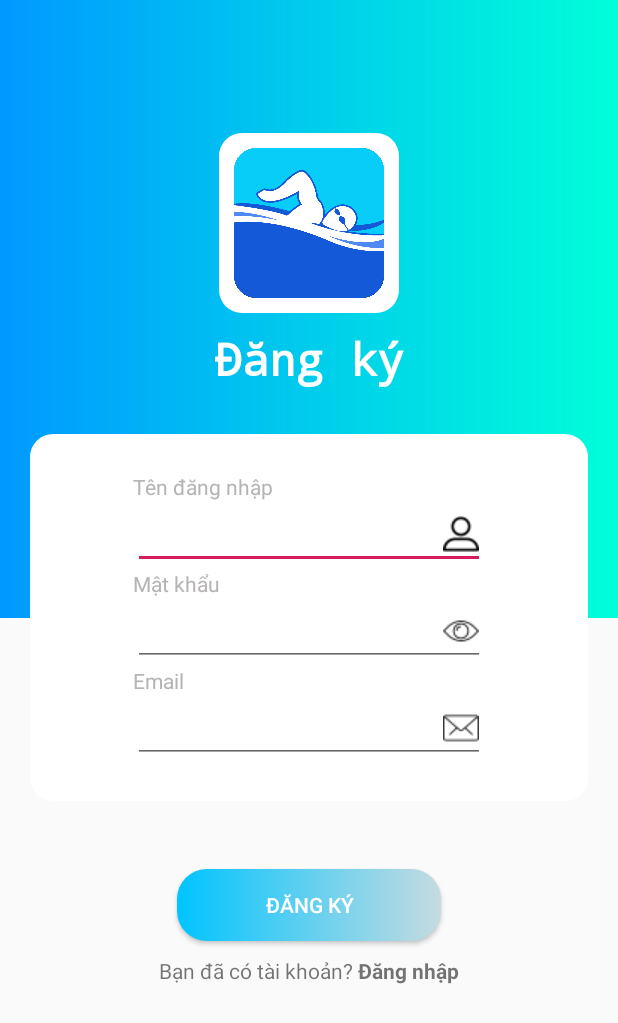
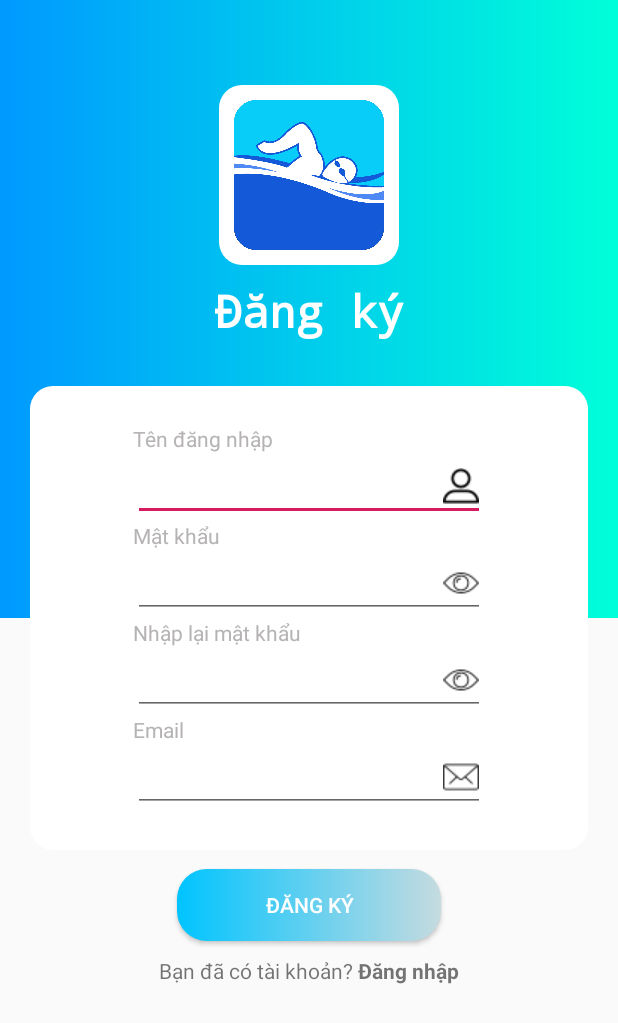
Before and after one commit to kalylenny/DemoSwimmingGo, an Android app: the Register screen opened directly, with no data from a screen before it, after a tap on "ĐĂNG KÝ", on a phone screen of 412 x 824 dp. Shown: the top 1023 px of the screen. Run offline under Robolectric (Android 15) with nearby library versions, the phone set to English and light mode, and no system bars; libraries missing offline, so code that uses them is left out: com.androidnetworking, com.androidnetworking.error, com.androidnetworking.interfaces; 1 statement that could not run was skipped.

Commit message:
App-Register

```diff
--- a/app/src/main/java/com/example/swimminggo/constant/URLConstant.java
+++ b/app/src/main/java/com/example/swimminggo/constant/URLConstant.java
@@ -3,6 +3,7 @@ package com.example.swimminggo.constant;
 public class URLConstant {
     public String mainUrl = "http://ec2-13-229-83-241.ap-southeast-1.compute.amazonaws.com";
     public String URL_LOGIN = mainUrl + "/api/public/login";
+    public String URL_REGISTER = mainUrl +"/api/public/register";
 
     private static URLConstant ourInstance;
 
--- a/app/src/main/java/com/example/swimminggo/presenter/LoginPresenter.java
+++ b/app/src/main/java/com/example/swimminggo/presenter/LoginPresenter.java
@@ -1,6 +1,4 @@
 package com.example.swimminggo.presenter;
-
-import com.example.swimminggo.models.User;
 
 public interface LoginPresenter {
     void onLogin(String username, String password);
--- a/app/src/main/java/com/example/swimminggo/presenter/RegisterPresenter.java
+++ b/app/src/main/java/com/example/swimminggo/presenter/RegisterPresenter.java
@@ -1,5 +1,6 @@
 package com.example.swimminggo.presenter;
 
 public interface RegisterPresenter {
-    public void onRegister(String username, String password);
+    public void onRegister(String username, String password, String email);
+    public void validateForm(String username, String password, String rePassword, String email);
 }
--- a/app/src/main/java/com/example/swimminggo/presenter/presenterImpl/RegisterPresenterImpl.java
+++ b/app/src/main/java/com/example/swimminggo/presenter/presenterImpl/RegisterPresenterImpl.java
@@ -1,21 +1,95 @@
 package com.example.swimminggo.presenter.presenterImpl;
 
 import com.androidnetworking.AndroidNetworking;
+import com.androidnetworking.error.ANError;
+import com.androidnetworking.interfaces.JSONObjectRequestListener;
+import com.example.swimminggo.constant.URLConstant;
 import com.example.swimminggo.presenter.RegisterPresenter;
 import com.example.swimminggo.view.Register;
+
+import org.json.JSONException;
+import org.json.JSONObject;
 
 public class RegisterPresenterImpl implements RegisterPresenter {
 
     Register register;
 
-    public RegisterPresenterImpl(Register register){
+    public RegisterPresenterImpl(Register register) {
         this.register = register;
         AndroidNetworking.initialize(register.getApplicationContext());
     }
 
     @Override
-    public void onRegister(String username, String password) {
+    public void onRegister(String username, String password, String email) {
+        final JSONObject registerObject = registerObject(username, password, email);
+        AndroidNetworking.post(URLConstant.getInstance().URL_REGISTER)
+                .addJSONObjectBody(registerObject)
+                .build()
+                .getAsJSONObject(new JSONObjectRequestListener() {
+                    @Override
+                    public void onResponse(JSONObject response) {
+                        try {
+                            if (response.getBoolean("success")) {
+                                register.doRegister(true, "Đăng ký thành công");
+                            } else {
+                                register.doRegister(false, response.getString("message"));
+                            }
+                        } catch (JSONException e) {
+                            e.printStackTrace();
+                        }
+                    }
 
+                    @Override
+                    public void onError(ANError anError) {
+
+                    }
+                });
+    }
+
+    @Override
+    public void validateForm(String username, String password, String rePassword, String email) {
+        if (!checkUsername(username)) {
+            register.doRegister(false, "Tên đăng nhập không hợp lệ");
+            return;
+        } else if (!checkPassword(password)) {
+            register.doRegister(false, "Mật khẩu không hợp lệ");
+            return;
+        } else if (!checkRepassword(password, rePassword)) {
+            register.doRegister(false, "Mật khẩu không trùng");
+            return;
+        } else if (!checkEmail(email)) {
+            register.doRegister(false, "Email không đúng");
+            return;
+        }
+        onRegister(username, password, email);
+    }
+
+    private boolean checkUsername(String username){
+        return !username.equals("");
+    }
+
+    private boolean checkPassword(String password){
+        return !password.equals("");
+    }
+
+    private boolean checkRepassword(String password, String rePassword){
+        return password.equals(rePassword);
+    }
+
+    private boolean checkEmail(String email){
+        return email.contains("@");
+    }
+
+    public JSONObject registerObject(String username, String password, String email) {
+        JSONObject result = new JSONObject();
+        try {
+            result.put("username", username);
+            result.put("password", password);
+            result.put("email", email);
+        } catch (JSONException e) {
+            e.printStackTrace();
+        }
+        return result;
     }
 
 
--- a/app/src/main/java/com/example/swimminggo/view/Register.java
+++ b/app/src/main/java/com/example/swimminggo/view/Register.java
@@ -34,6 +34,7 @@ public class Register extends AppCompatActivity {
 
         edtUsername = findViewById(R.id.edt_username);
         edtPassword = findViewById(R.id.edt_password);
+        edtRepassword = findViewById(R.id.edt_repassword);
         edtEmail = findViewById(R.id.edt_email);
     }
 
@@ -41,7 +42,10 @@ public class Register extends AppCompatActivity {
         btnRegister.setOnClickListener(new View.OnClickListener() {
             @Override
             public void onClick(View v) {
-                registerPresenter.onRegister(edtUsername.getText().toString(), edtPassword.getText().toString());
+                registerPresenter.validateForm(edtUsername.getText().toString(),
+                        edtPassword.getText().toString(),
+                        edtRepassword.getText().toString(),
+                        edtEmail.getText().toString());
             }
         });
     }
--- a/app/src/main/res/layout/activity_register.xml
+++ b/app/src/main/res/layout/activity_register.xml
@@ -83,6 +83,8 @@
                 android:layout_width="wrap_content"
                 android:layout_height="wrap_content"
                 android:drawableRight="@drawable/ic_person"
+                android:maxLines="1"
+                android:singleLine="true"
                 android:ems="11" />
         </LinearLayout>
 
@@ -102,6 +104,29 @@
                 android:layout_width="wrap_content"
                 android:layout_height="wrap_content"
                 android:drawableRight="@drawable/ic_password"
+                android:maxLines="1"
+                android:singleLine="true"
+                android:ems="11"
+                android:inputType="textPassword" />
+        </LinearLayout>
+        <LinearLayout
+            android:layout_width="wrap_content"
+            android:layout_height="wrap_content"
+            android:orientation="vertical">
+
+            <TextView
+                android:layout_width="wrap_content"
+                android:layout_height="wrap_content"
+                android:text="Nhập lại mật khẩu"
+                android:textColor="@color/colorGray" />
+
+            <EditText
+                android:id="@+id/edt_repassword"
+                android:layout_width="wrap_content"
+                android:layout_height="wrap_content"
+                android:drawableRight="@drawable/ic_password"
+                android:maxLines="1"
+                android:singleLine="true"
                 android:ems="11"
                 android:inputType="textPassword" />
         </LinearLayout>
@@ -121,8 +146,10 @@
                 android:layout_width="wrap_content"
                 android:layout_height="wrap_content"
                 android:drawableRight="@drawable/ic_email"
+                android:maxLines="1"
+                android:singleLine="true"
                 android:ems="11"
-                android:inputType="textPassword" />
+                />
         </LinearLayout>
     </LinearLayout>
 
```
